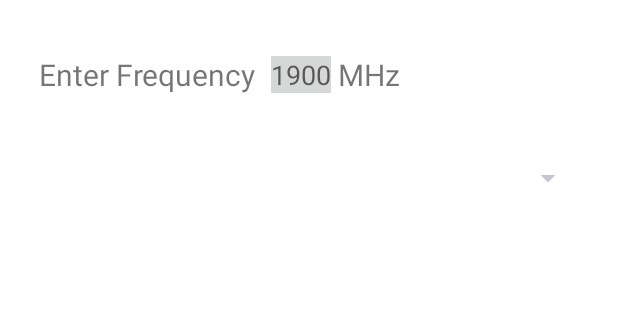
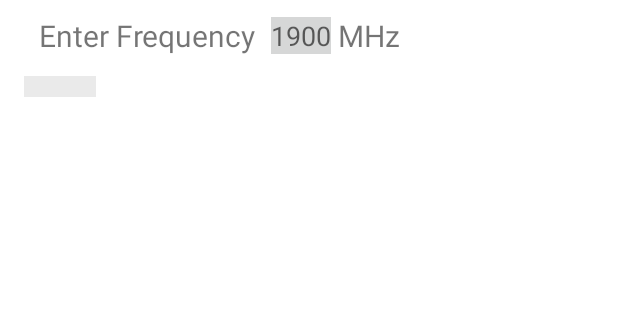
Before and after one commit to 2n2r5/ReturnLossCalc, an Android app: the screen it shows after launch (MainActivity), on a phone screen of 412 x 824 dp, the part 174-494 px from its top. Run offline under Robolectric (Android 15) with nearby library versions, the phone set to English and light mode, and no system bars.

Commit message:
General structure of resources built. Basic Dropdown lists started
Todo:
Layout needs to be finished
Component arrays need to be filled
Component methods need to be built.

```diff
--- a/app/src/main/java/com/ridgeequipment/returnlosscalc/LayoutElements.java
+++ b/app/src/main/java/com/ridgeequipment/returnlosscalc/LayoutElements.java
@@ -2,9 +2,7 @@ package com.ridgeequipment.returnlosscalc;
 
 import android.app.Activity;
 import android.view.Gravity;
-import android.widget.ArrayAdapter;
 import android.widget.LinearLayout;
-import android.widget.Toast;
 
 /**
  * Created by tim on 5/28/15.
@@ -21,76 +19,36 @@ public class LayoutElements extends Activity {
     String[][] ks = {new String[0]};
 
 
-    //Creates Custom Array Adapter for Component Sprinner
-    public ArrayAdapter<String> manuadapter(int a) {
-
-        String[][] working = new String[0][];
-        String[] holding = new String[0];
-
-        switch (a) {
-            default:
-                Toast.makeText(getApplicationContext(), "Invalid Selection", Toast.LENGTH_LONG).show();
-                break;
-            case 1:
-                Toast.makeText(getApplicationContext(), "Select Component", Toast.LENGTH_LONG).show();
-                break;
-            case 2:
-                working = cp.combiners;
-                break;
-            case 3:
-                working = cp.antennas;
-                break;
-            case 4:
-                working = cp.biast;
-                break;
-            case 5:
-                working = cp.loads;
-                break;
-        }
-        for (int i = 0; i < working.length; i++) {
-            holding[i] = working[i][0];
-        }
 
 
-        Components cp = new Components();
-        ArrayAdapter<String> aad = new ArrayAdapter<>(
-                this,
-                android.R.layout.simple_spinner_dropdown_item,
-                holding
-        );
-
-        return aad;
-    }
-
-
-    //Creates Custom Array Adapter for Component Sprinner
-    public ArrayAdapter<String> compadapter() {
-
-        Components cp = new Components();
-        ArrayAdapter<String> aad = new ArrayAdapter<>(
-                this,
-                android.R.layout.simple_spinner_dropdown_item,
-                cp.getComponent()
-        );
-
-        return aad;
-    }
 
 
     public LinearLayout.LayoutParams bodyLayout() {
         LinearLayout.LayoutParams lp = new LinearLayout.LayoutParams(
-                LinearLayout.LayoutParams.MATCH_PARENT,
+                LinearLayout.LayoutParams.WRAP_CONTENT,
                 LinearLayout.LayoutParams.WRAP_CONTENT);
-        lp.gravity = Gravity.START;
-        lp.leftMargin = 20;
-        lp.rightMargin = 5;
-        lp.topMargin = 10;
-        lp.bottomMargin = 10;
+        lp.gravity = Gravity.LEFT;
+        lp.gravity = Gravity.CENTER_VERTICAL;
+        lp.leftMargin = 0;
+        lp.rightMargin = 0;
+        lp.topMargin = 5;
+        lp.bottomMargin = 5;
+        return lp;
+    }
+    public LinearLayout.LayoutParams spinnerLayout() {
+        LinearLayout.LayoutParams lp = new LinearLayout.LayoutParams(
+                LinearLayout.LayoutParams.WRAP_CONTENT,
+                LinearLayout.LayoutParams.WRAP_CONTENT);
+        lp.gravity = Gravity.CENTER_HORIZONTAL;
+        lp.leftMargin = 0;
+        lp.rightMargin = 0;
+        lp.topMargin = 5;
+        lp.bottomMargin = 5;
+
+
+
 
         return lp;
-
-
     }
 
-
 }
--- a/app/src/main/java/com/ridgeequipment/returnlosscalc/MainActivity.java
+++ b/app/src/main/java/com/ridgeequipment/returnlosscalc/MainActivity.java
@@ -3,12 +3,23 @@ package com.ridgeequipment.returnlosscalc;
 import android.app.Activity;
 import android.graphics.Color;
 import android.os.Bundle;
+import android.view.Gravity;
+import android.view.View;
+import android.widget.AdapterView;
+import android.widget.ArrayAdapter;
 import android.widget.LinearLayout;
 import android.widget.Spinner;
+import android.widget.Toast;
 
 public class MainActivity extends Activity {
 
 
+
+    //import methods from other classes
+    CustomMethods mymethods = new CustomMethods();
+    CableTypes ct = new CableTypes();
+    Components cp = new Components();
+    final   LayoutElements le = new LayoutElements();
 
 
 
@@ -17,12 +28,6 @@ public class MainActivity extends Activity {
         super.onCreate(savedInstanceState);
         setContentView(R.layout.activity_main);
 
-
-        //import methods from other classes
-        CustomMethods mymethods = new CustomMethods();
-        CableTypes ct = new CableTypes();
-        Components cp = new Components();
-        LayoutElements le = new LayoutElements();
 
 
         LinearLayout parent = (LinearLayout) findViewById(R.id.parentlayout);
@@ -36,9 +41,39 @@ public class MainActivity extends Activity {
         // Setup Layout
         //Test Spinner
 
-        Spinner test = new Spinner(getApplicationContext());
-        test.setAdapter(le.compadapter());
-        body.addView(test, le.bodyLayout());
+      final  Spinner test = new Spinner(getApplicationContext());
+        test.setBackgroundColor(Color.parseColor("#ffeaeaea"));
+        test.setAdapter(compadapter());
+        body.addView(test, le.spinnerLayout());
+
+        //Manufacturer Spinner
+      final Spinner manu = new Spinner(getApplicationContext());
+        manu.setBackgroundColor(Color.parseColor("#ffeaeaea"));
+        test.setVisibility(View.VISIBLE);
+        manu.setGravity(Gravity.TOP);
+        manu.setVisibility(View.GONE);
+        body.addView(manu,le.spinnerLayout());
+
+
+
+        test.setOnItemSelectedListener(new AdapterView.OnItemSelectedListener() {
+            @Override
+            public void onItemSelected(AdapterView<?> parent, View view, int position, long id) {
+                if (position>0){
+                    manu.setVisibility(View.VISIBLE);
+                } else {
+                    manu.setVisibility(View.GONE);
+                }
+                manu.setAdapter(manuadapter(position));
+
+
+            }
+
+            @Override
+            public void onNothingSelected(AdapterView<?> parent) {
+
+            }
+        });
 
 
 
@@ -48,5 +83,60 @@ public class MainActivity extends Activity {
 
     }
 
+    //Creates Custom Array Adapter for Component Sprinner
+    public ArrayAdapter<String> compadapter() {
+
+        Components cp = new Components();
+        ArrayAdapter<String> aad = new ArrayAdapter<>(
+                this,
+                R.layout.spinner_item,R.id.spintv,
+                cp.getComponent()
+        );
+
+        return aad;
+    }
+
+
+    //Creates Custom Array Adapter for Component Sprinner
+    public ArrayAdapter<String> manuadapter(int a) {
+
+        String[] working = new String[100];
+        String[] holding = new String[101];
+
+        switch (a+1) {
+            default:working[0] = "No array found";
+                Toast.makeText(getApplicationContext(), "Invalid Selection", Toast.LENGTH_LONG).show();
+                break;
+            case 1:working[0] = "No array found";
+                Toast.makeText(getApplicationContext(), "Select a Component", Toast.LENGTH_LONG).show();
+                break;
+            case 2:
+                working = cp.combinerRawValues(0);
+                break;
+            case 3:
+                working = cp.biastRawValues(0);
+                break;
+            case 4:
+                 working = cp.cableRawValues(1900,0);
+                break;
+            case 5:
+                working = cp.loadRawValues(0);
+                break;
+            case 6:
+                working = cp.antennaRawValues(0);
+                break;
+        }
+
+
+
+        Components cp = new Components();
+        ArrayAdapter<String> aad = new ArrayAdapter<>(
+                this,
+                R.layout.spinner_item,R.id.spintv,
+                working
+        );
+
+        return aad;
+    }
 
 }
--- a/app/src/main/res/layout/activity_main.xml
+++ b/app/src/main/res/layout/activity_main.xml
@@ -15,7 +15,7 @@
     <LinearLayout
         android:id="@+id/header"
         android:layout_width="match_parent"
-        android:layout_height="200dp"
+        android:layout_height="wrap_content"
         android:orientation="vertical"
         android:gravity="top"
         android:layout_gravity="top">
@@ -30,8 +30,9 @@
 
         <LinearLayout
             android:layout_width="match_parent"
-            android:layout_height="match_parent"
-            android:orientation="horizontal">
+            android:layout_height="wrap_content"
+            android:orientation="horizontal"
+            android:id="@+id/frequencyinput">
 
             <TextView
                 android:layout_width="wrap_content"
--- a/app/src/main/res/values/styles.xml
+++ b/app/src/main/res/values/styles.xml
@@ -3,7 +3,7 @@
     <!-- Base application theme. -->
     <style name="AppTheme" parent="Theme.AppCompat.Light.NoActionBar">
         <!-- Customize your theme here. -->
-
+        <item name="android:dropDownListViewStyle">@color/background_material_light</item>
 
     </style>
 
```
Also changed, not shown: app/src/main/res/layout/spinner_item.xml (added, +22 -0 lines).
